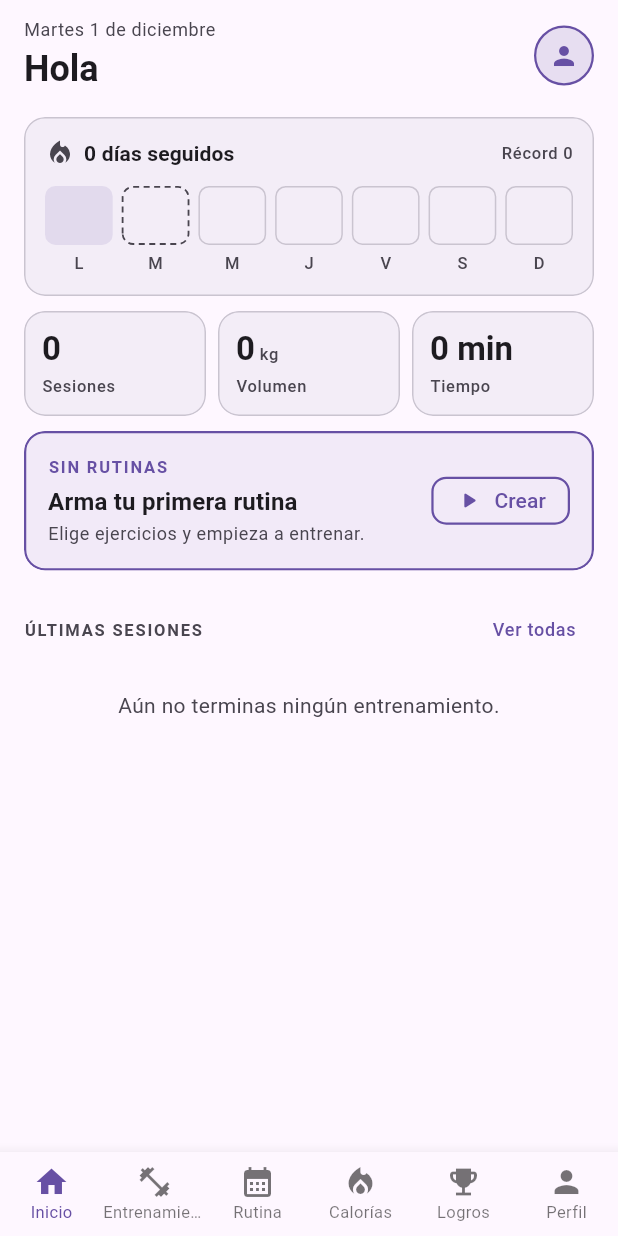
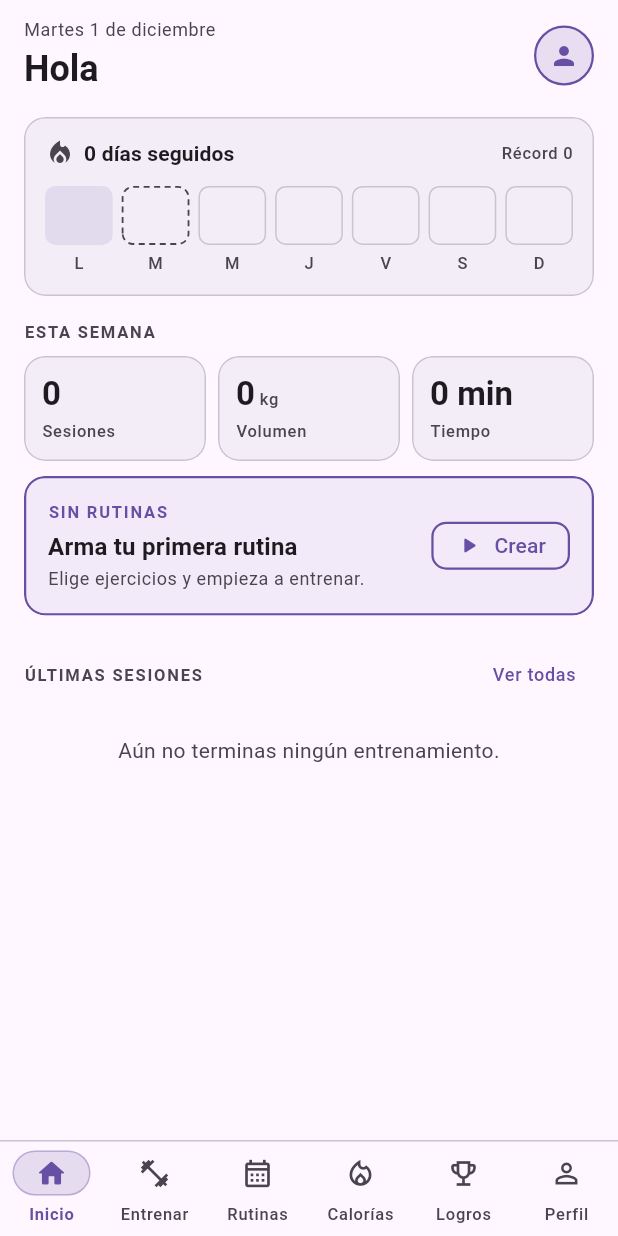
Before and after one commit to Bato21/GoGym-Flutter, a Flutter app: the TabsPage screen opened directly, on a phone screen of 412 x 824 dp. Run offline on Flutter 3.47's test engine with Material 3 defaults, Android fonts, the light colour scheme and no system bars; our stand-ins replace supabase_flutter; accounts and stored records are empty; statements that could not run were skipped.

Commit message:
Pulir Inicio, Rutinas y la barra inferior; poblar cuenta demo
- Barra inferior propia: la pestaña activa lleva ícono relleno, etiqueta en
  azul y una pastilla que se desliza entre pestañas. "Entrenamiento" pasa a
  "Entrenar" para que no se corte.
- Inicio: título "Esta semana" sobre los totales semanales.
- Rutinas: encabezado igual al de Inicio y número de cada rutina en la
  rotación.
- supabase/seed/demo.py puebla demo@gogym.app con perfil, 4 rutinas y 2
  semanas de sesiones (racha de 8 días y 4 de 6 logros).

```diff
--- a/lib/inicio/inicio_page.dart
+++ b/lib/inicio/inicio_page.dart
@@ -108,9 +108,11 @@ class _InicioPageState extends State<InicioPage> {
                   dias: _estadosSemana(entrenamientos.diasDeLaSemana(hoy), hoy),
                 ),
               ),
-              const SizedBox(height: 10),
+              const SizedBox(height: 16),
+              _seccion(2, const _TituloSeccion(texto: 'Esta semana')),
+              const SizedBox(height: 8),
               _seccion(
-                2,
+                3,
                 IntrinsicHeight(
                   child: Row(
                     crossAxisAlignment: CrossAxisAlignment.stretch,
@@ -153,7 +155,7 @@ class _InicioPageState extends State<InicioPage> {
               ),
               const SizedBox(height: 10),
               _seccion(
-                3,
+                4,
                 // Si cambia la rutina que toca (p. ej. al terminar un
                 // entrenamiento), la tarjeta se reemplaza deslizándose.
                 AnimatedSwitcher(
@@ -181,7 +183,7 @@ class _InicioPageState extends State<InicioPage> {
               ),
               const SizedBox(height: 20),
               _seccion(
-                4,
+                5,
                 _TituloSeccion(
                   texto: 'Últimas sesiones',
                   accion: 'Ver todas',
@@ -190,11 +192,11 @@ class _InicioPageState extends State<InicioPage> {
               ),
               const SizedBox(height: 4),
               if (ultimas.isEmpty)
-                _seccion(5, const _SinSesiones())
+                _seccion(6, const _SinSesiones())
               else
                 for (final (i, sesion) in ultimas.indexed)
                   _seccion(
-                    5 + i,
+                    6 + i,
                     desde: const Offset(48, 0),
                     Padding(
                       padding: const EdgeInsets.only(bottom: 8),
@@ -402,16 +404,13 @@ class _Encabezado extends StatelessWidget {
   }
 }
 
+/// Título de sección en versalitas, con una acción opcional a la derecha.
 class _TituloSeccion extends StatelessWidget {
-  const _TituloSeccion({
-    required this.texto,
-    required this.accion,
-    required this.onAccion,
-  });
+  const _TituloSeccion({required this.texto, this.accion, this.onAccion});
 
   final String texto;
-  final String accion;
-  final VoidCallback onAccion;
+  final String? accion;
+  final VoidCallback? onAccion;
 
   @override
   Widget build(BuildContext context) {
@@ -428,13 +427,14 @@ class _TituloSeccion extends StatelessWidget {
             ),
           ),
         ),
+        if (accion != null)
           TextButton(
             onPressed: onAccion,
             style: TextButton.styleFrom(
               visualDensity: VisualDensity.compact,
               textStyle: tema.textTheme.labelMedium,
             ),
-          child: Text(accion),
+            child: Text(accion!),
           ),
       ],
     );
--- a/lib/rutina/rutina_page.dart
+++ b/lib/rutina/rutina_page.dart
@@ -72,32 +72,36 @@ class _RutinaPageState extends State<RutinaPage> {
     final historial = context.watch<EntrenamientosProvider>().historial;
     final lista = rutinas.rutinas;
     final siguiente = rutinas.siguiente(historial);
-    final tema = Theme.of(context);
+    // Posición de cada rutina en la rotación (solo las que se pueden empezar).
+    final orden = {
+      for (final (i, r) in rutinas.disponibles.indexed) r.id: i + 1,
+    };
 
     return Scaffold(
-      appBar: AppBar(title: const Text('Rutinas')),
-      body: RefreshIndicator(
+      body: SafeArea(
+        child: RefreshIndicator(
           onRefresh: _recargar,
-        child: lista.isEmpty
-            ? const _SinRutinas()
-            : ListView(
-                physics: const AlwaysScrollableScrollPhysics(),
-                padding: const EdgeInsets.fromLTRB(16, 4, 16, 24),
+          child: ListView(
+            physics: const BouncingScrollPhysics(
+              parent: AlwaysScrollableScrollPhysics(),
+            ),
+            padding: const EdgeInsets.fromLTRB(16, 12, 16, 24),
             children: [
               Aparecer(
-                    key: ValueKey('resumen-$_visita'),
-                    child: Padding(
-                      padding: const EdgeInsets.only(bottom: 12),
-                      child: Text(
-                        '${lista.length} '
+                key: ValueKey('encabezado-$_visita'),
+                desde: const Offset(-24, 0),
+                child: _Encabezado(
+                  resumen: lista.isEmpty
+                      ? 'Tu plan de entrenamiento'
+                      : '${lista.length} '
                             '${lista.length == 1 ? 'rutina' : 'rutinas'} · '
                             'rotan en orden',
-                        style: tema.textTheme.bodySmall?.copyWith(
-                          color: tema.colorScheme.onSurfaceVariant,
                 ),
               ),
-                    ),
-                  ),
+              const SizedBox(height: 16),
+              if (lista.isEmpty)
+                const _SinRutinas()
+              else
                 for (final (i, rutina) in lista.indexed)
                   Aparecer(
                     key: ValueKey('rutina-${rutina.id}-$_visita'),
@@ -107,6 +111,7 @@ class _RutinaPageState extends State<RutinaPage> {
                       padding: const EdgeInsets.only(bottom: 10),
                       child: RutinaCard(
                         rutina: rutina,
+                        orden: orden[rutina.id],
                         siguiente: rutina.id == siguiente?.id,
                         onTap: () => _abrir(rutina),
                       ),
@@ -115,6 +120,37 @@ class _RutinaPageState extends State<RutinaPage> {
             ],
           ),
         ),
+      ),
+    );
+  }
+}
+
+/// Resumen chico arriba y el título grande, igual que el saludo de Inicio.
+class _Encabezado extends StatelessWidget {
+  const _Encabezado({required this.resumen});
+
+  final String resumen;
+
+  @override
+  Widget build(BuildContext context) {
+    final tema = Theme.of(context);
+    return Column(
+      crossAxisAlignment: CrossAxisAlignment.start,
+      children: [
+        Text(
+          resumen,
+          style: tema.textTheme.bodySmall?.copyWith(
+            color: tema.colorScheme.onSurfaceVariant,
+          ),
+        ),
+        const SizedBox(height: 2),
+        Text(
+          'Rutinas',
+          style: tema.textTheme.headlineSmall?.copyWith(
+            fontWeight: FontWeight.w700,
+          ),
+        ),
+      ],
     );
   }
 }
@@ -126,12 +162,9 @@ class _SinRutinas extends StatelessWidget {
   Widget build(BuildContext context) {
     final tema = Theme.of(context);
     final colores = tema.colorScheme;
-    // ListView para que el RefreshIndicator funcione aunque esté vacío.
-    return ListView(
-      physics: const AlwaysScrollableScrollPhysics(),
-      padding: const EdgeInsets.fromLTRB(32, 96, 32, 32),
-      children: [
-        Aparecer(
+    return Padding(
+      padding: const EdgeInsets.fromLTRB(16, 64, 16, 32),
+      child: Aparecer(
         desde: const Offset(0, 16),
         child: Column(
           children: [
@@ -173,7 +206,6 @@ class _SinRutinas extends StatelessWidget {
           ],
         ),
       ),
-      ],
     );
   }
 }
--- a/lib/tabs/tabs_page.dart
+++ b/lib/tabs/tabs_page.dart
@@ -8,6 +8,7 @@ import '../logros/logros_page.dart';
 import '../perfil/perfil_page.dart';
 import '../providers/navegacion_provider.dart';
 import '../rutina/rutina_page.dart';
+import '../widgets/barra_navegacion.dart';
 
 /// Barra de pestañas inferior. Equivalente a `src/app/tabs` en Ionic.
 /// La pestaña activa vive en [NavegacionProvider], así una vista puede abrir otra.
@@ -24,6 +25,40 @@ class TabsPage extends StatelessWidget {
     PerfilPage(),
   ];
 
+  // Mismo orden que [Pestana].
+  static const _destinos = [
+    DestinoBarra(
+      icono: Icons.home_outlined,
+      iconoActivo: Icons.home_rounded,
+      etiqueta: 'Inicio',
+    ),
+    DestinoBarra(
+      icono: Icons.fitness_center_outlined,
+      iconoActivo: Icons.fitness_center,
+      etiqueta: 'Entrenar',
+    ),
+    DestinoBarra(
+      icono: Icons.calendar_month_outlined,
+      iconoActivo: Icons.calendar_month,
+      etiqueta: 'Rutinas',
+    ),
+    DestinoBarra(
+      icono: Icons.local_fire_department_outlined,
+      iconoActivo: Icons.local_fire_department,
+      etiqueta: 'Calorías',
+    ),
+    DestinoBarra(
+      icono: Icons.emoji_events_outlined,
+      iconoActivo: Icons.emoji_events,
+      etiqueta: 'Logros',
+    ),
+    DestinoBarra(
+      icono: Icons.person_outline,
+      iconoActivo: Icons.person,
+      etiqueta: 'Perfil',
+    ),
+  ];
+
   @override
   Widget build(BuildContext context) {
     final navegacion = context.watch<NavegacionProvider>();
@@ -32,24 +67,10 @@ class TabsPage extends StatelessWidget {
       // IndexedStack mantiene el estado de cada pestaña al cambiar,
       // igual que ion-tabs.
       body: IndexedStack(index: indice, children: _paginas),
-      bottomNavigationBar: BottomNavigationBar(
-        currentIndex: indice,
+      bottomNavigationBar: BarraNavegacion(
+        destinos: _destinos,
+        indice: indice,
         onTap: (i) => navegacion.irA(Pestana.values[i]),
-        type: BottomNavigationBarType.fixed,
-        selectedFontSize: 11,
-        unselectedFontSize: 11,
-        items: const [
-          BottomNavigationBarItem(icon: Icon(Icons.home), label: 'Inicio'),
-          BottomNavigationBarItem(
-              icon: Icon(Icons.fitness_center), label: 'Entrenamiento'),
-          BottomNavigationBarItem(
-              icon: Icon(Icons.calendar_month), label: 'Rutina'),
-          BottomNavigationBarItem(
-              icon: Icon(Icons.local_fire_department), label: 'Calorías'),
-          BottomNavigationBarItem(
-              icon: Icon(Icons.emoji_events), label: 'Logros'),
-          BottomNavigationBarItem(icon: Icon(Icons.person), label: 'Perfil'),
-        ],
       ),
     );
   }
--- /dev/null
+++ b/lib/widgets/barra_navegacion.dart
@@ -0,0 +1,171 @@
+import 'package:flutter/material.dart';
+import 'package:flutter/services.dart';
+
+/// Un destino de la barra inferior. [iconoActivo] es la versión rellena que se
+/// muestra cuando la pestaña está seleccionada.
+class DestinoBarra {
+  const DestinoBarra({
+    required this.icono,
+    required this.iconoActivo,
+    required this.etiqueta,
+  });
+
+  final IconData icono;
+  final IconData iconoActivo;
+  final String etiqueta;
+}
+
+/// Barra de pestañas inferior. Para que siempre se sepa dónde se está, la
+/// pestaña activa lleva el ícono relleno sobre una pastilla azul que se
+/// desliza de una pestaña a otra, y su etiqueta en azul y negrita.
+class BarraNavegacion extends StatelessWidget {
+  const BarraNavegacion({
+    super.key,
+    required this.destinos,
+    required this.indice,
+    required this.onTap,
+  });
+
+  final List<DestinoBarra> destinos;
+  final int indice;
+  final ValueChanged<int> onTap;
+
+  static const _alto = 64.0;
+  static const _anchoPastilla = 52.0;
+  static const _altoPastilla = 30.0;
+  static const _duracion = Duration(milliseconds: 320);
+
+  @override
+  Widget build(BuildContext context) {
+    final tema = Theme.of(context);
+    final colores = tema.colorScheme;
+    return DecoratedBox(
+      decoration: BoxDecoration(
+        color: tema.scaffoldBackgroundColor,
+        border: Border(top: BorderSide(color: colores.outlineVariant)),
+      ),
+      child: SafeArea(
+        top: false,
+        child: SizedBox(
+          height: _alto,
+          child: LayoutBuilder(
+            builder: (context, restricciones) {
+              final anchoItem = restricciones.maxWidth / destinos.length;
+              return Stack(
+                children: [
+                  // Pastilla que viaja hasta la pestaña activa.
+                  AnimatedPositioned(
+                    duration: _duracion,
+                    curve: Curves.easeOutBack,
+                    top: 7,
+                    left: anchoItem * indice + (anchoItem - _anchoPastilla) / 2,
+                    width: _anchoPastilla,
+                    height: _altoPastilla,
+                    child: DecoratedBox(
+                      decoration: BoxDecoration(
+                        color: colores.primary.withValues(alpha: 0.16),
+                        borderRadius: BorderRadius.circular(_altoPastilla / 2),
+                        border: Border.all(
+                          color: colores.primary.withValues(alpha: 0.35),
+                        ),
+                      ),
+                    ),
+                  ),
+                  Row(
+                    children: [
+                      for (final (i, destino) in destinos.indexed)
+                        Expanded(
+                          child: _Item(
+                            destino: destino,
+                            activo: i == indice,
+                            onTap: () {
+                              if (i != indice) HapticFeedback.selectionClick();
+                              onTap(i);
+                            },
+                          ),
+                        ),
+                    ],
+                  ),
+                ],
+              );
+            },
+          ),
+        ),
+      ),
+    );
+  }
+}
+
+class _Item extends StatelessWidget {
+  const _Item({
+    required this.destino,
+    required this.activo,
+    required this.onTap,
+  });
+
+  final DestinoBarra destino;
+  final bool activo;
+  final VoidCallback onTap;
+
+  @override
+  Widget build(BuildContext context) {
+    final tema = Theme.of(context);
+    final colores = tema.colorScheme;
+    final color = activo ? colores.primary : colores.onSurfaceVariant;
+    return Semantics(
+      button: true,
+      selected: activo,
+      label: destino.etiqueta,
+      excludeSemantics: true,
+      child: InkResponse(
+        onTap: onTap,
+        radius: 32,
+        highlightColor: Colors.transparent,
+        child: Column(
+          mainAxisAlignment: MainAxisAlignment.center,
+          children: [
+            SizedBox(
+              height: _altoIcono,
+              child: Center(
+                // Al activarse, el ícono da un pequeño salto.
+                child: TweenAnimationBuilder<double>(
+                  key: ValueKey(activo),
+                  tween: Tween(begin: activo ? 0.7 : 1, end: 1),
+                  duration: const Duration(milliseconds: 450),
+                  curve: Curves.elasticOut,
+                  builder: (context, escala, child) =>
+                      Transform.scale(scale: escala, child: child),
+                  child: AnimatedSwitcher(
+                    duration: const Duration(milliseconds: 200),
+                    child: Icon(
+                      activo ? destino.iconoActivo : destino.icono,
+                      key: ValueKey(activo),
+                      size: 22,
+                      color: color,
+                    ),
+                  ),
+                ),
+              ),
+            ),
+            const SizedBox(height: 4),
+            AnimatedDefaultTextStyle(
+              duration: const Duration(milliseconds: 200),
+              style: (tema.textTheme.labelSmall ?? const TextStyle()).copyWith(
+                fontSize: 11,
+                color: color,
+                fontWeight: activo ? FontWeight.w700 : FontWeight.w500,
+              ),
+              child: Text(
+                destino.etiqueta,
+                maxLines: 1,
+                overflow: TextOverflow.ellipsis,
+              ),
+            ),
+          ],
+        ),
+      ),
+    );
+  }
+
+  static const _altoIcono = 30.0;
+}
```
Also changed, not shown: lib/rutina/widgets/rutina_card.dart (+52 -1 lines), 1 other file. Lines whose indentation alone changed are shown as unchanged.
